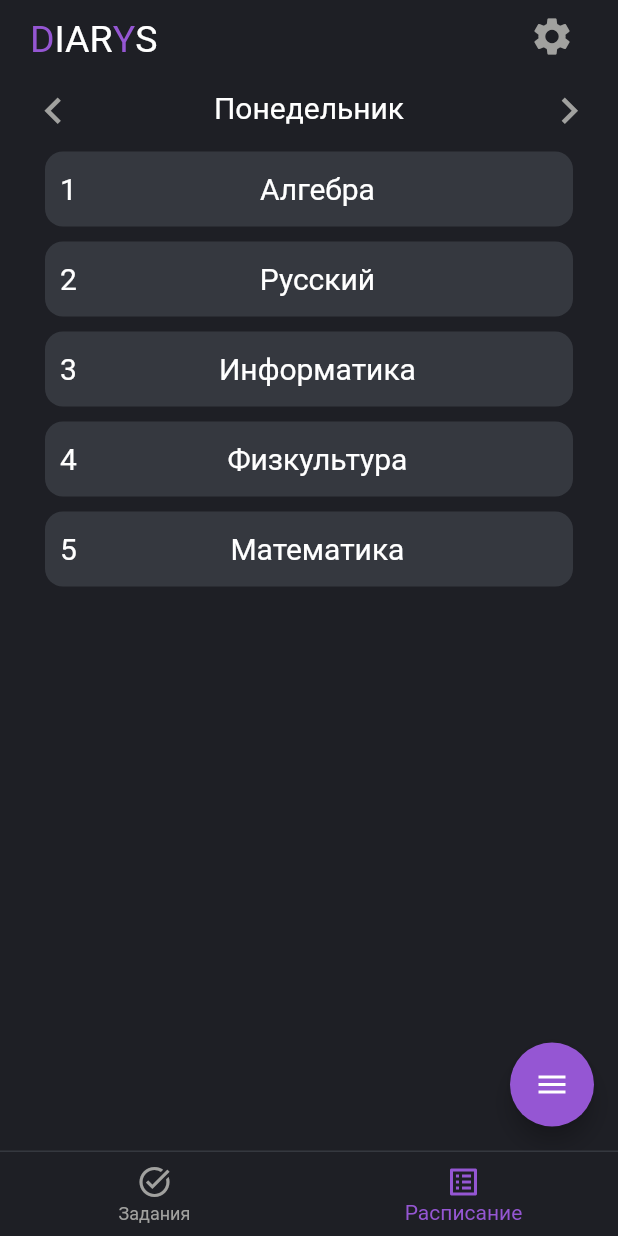
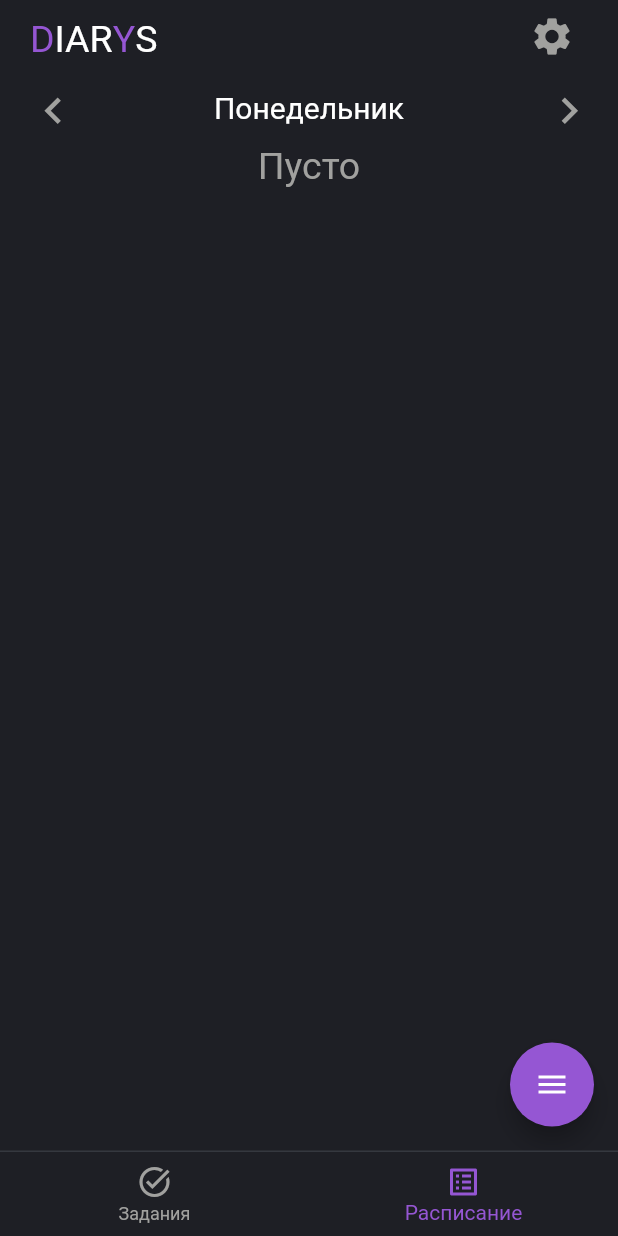
Before and after one commit to kwinso/Diarys, a Flutter app: the screen it shows after launch, item 2 of the bottom bar chosen, on a phone screen of 412 x 824 dp. Run offline on Flutter 3.47's test engine with Material 2 defaults, Android fonts, the phone set to English and light mode, and no system bars; drawn by our look-alikes of flutter_speed_dial; our stand-ins replace flutter_riverpod, flutter_swiper_null_safety, google_fonts, modal_bottom_sheet.

Commit message:
Basic state managment for schedule. Adding new lessons. Changed white theme colors a bit.

```diff
--- a/lib/main.dart
+++ b/lib/main.dart
@@ -1,12 +1,12 @@
 import 'package:diarys/components/app_bar.dart';
-import 'package:diarys/schedule.dart';
 import 'package:diarys/screens/schedule.dart';
 import 'package:diarys/screens/tasks.dart';
 import 'package:diarys/theme/themes.dart';
 import 'package:flutter/material.dart';
+import 'package:flutter_riverpod/flutter_riverpod.dart';
 
 void main() {
-  runApp(const App());
+  runApp(ProviderScope(child: App()));
 }
 
 @immutable
@@ -51,16 +51,7 @@ class _MainPageState extends State<MainPage> {
   int activeScreen = 0;
   final screens = <Widget>[
     TasksScreen(),
-    ScheduleScreen(
-        schedule: Schedule(List.generate(
-            7,
-            (index) => const ScheduleDay([
-                  "Алгебра",
-                  "Русский",
-                  "Информатика",
-                  "Физкультура",
-                  "Математика",
-                ]))))
+    ScheduleScreen(),
   ];
 
   @override
--- a/lib/schedule.dart
+++ /dev/null
@@ -1,11 +0,0 @@
-class ScheduleDay {
-  final List<String> lessons;
-
-  const ScheduleDay(this.lessons);
-}
-
-class Schedule {
-  final List<ScheduleDay> days;
-
-  const Schedule(this.days);
-}
--- a/lib/screens/schedule.dart
+++ b/lib/screens/schedule.dart
@@ -1,13 +1,14 @@
 import 'package:diarys/components/schedule/controls.dart';
 import 'package:diarys/components/schedule/lesson.dart';
-import 'package:diarys/schedule.dart';
+import 'package:diarys/components/schedule/fab.dart';
+import 'package:diarys/state/schedule.dart';
+import 'package:flutter_riverpod/flutter_riverpod.dart';
 import 'package:flutter_speed_dial/flutter_speed_dial.dart';
 import 'package:flutter/material.dart';
 import 'package:flutter_swiper_null_safety/flutter_swiper_null_safety.dart';
 
 class ScheduleScreen extends StatefulWidget {
-  final Schedule schedule;
-  ScheduleScreen({Key? key, required this.schedule}) : super(key: key);
+  ScheduleScreen({Key? key}) : super(key: key);
 
   @override
   State<ScheduleScreen> createState() => _ScheduleScreenState();
@@ -15,12 +16,18 @@ class ScheduleScreen extends StatefulWidget {
 
 class _ScheduleScreenState extends State<ScheduleScreen> {
   final SwiperController _swiperController = SwiperController();
-  ValueNotifier<bool> isDialOpen = ValueNotifier(false);
   int _index = 0;
 
   @override
   Widget build(BuildContext context) {
+    return Consumer(builder: (
+      context,
+      watch,
+      child,
+    ) {
+      final schedule = watch.watch(scheduleController);
       return Scaffold(
+          resizeToAvoidBottomInset: true,
           backgroundColor: Theme.of(context).backgroundColor,
           body: Padding(
               padding: const EdgeInsets.symmetric(horizontal: 10),
@@ -39,38 +46,28 @@ class _ScheduleScreenState extends State<ScheduleScreen> {
                       _index = idx;
                     }),
                     itemBuilder: (BuildContext ctx, int idx) {
+                      var day = schedule.days[idx];
                       return NotificationListener<OverscrollIndicatorNotification>(
                           onNotification: (overscroll) {
                             overscroll.disallowIndicator();
                             return false;
                           },
                           child: ListView(
-                          //    Column(
-                          // // mainAxisAlignment: MainAxisAlignment.center,
-                          // crossAxisAlignment: CrossAxisAlignment.center,
-                          children: widget.schedule.days[idx].lessons
+                              children: day.lessons.isNotEmpty
+                                  ? day.lessons
                                       .asMap()
                                       .entries
-                              .map((e) => ScheduleLesson(
-                                    name: e.value,
-                                    index: e.key,
-                                  ))
-                              .toList(),
-                          // children: [
-                          //   ScheduleLesson(),
-                          //   ScheduleLesson(),
-                          //   ScheduleLesson(),
-                          //   ScheduleLesson(),
-                          //   ScheduleLesson(),
-                          //   ScheduleLesson(),
-                          //   ScheduleLesson(),
-                          //   ScheduleLesson(),
-                          //   ScheduleLesson(),
-                          //   ScheduleLesson(),
-                          //   ScheduleLesson(),
-                          //   ScheduleLesson(),
-                          // ],
-                        ));
+                                      .map((e) => ScheduleLesson(index: e.key, name: e.value))
+                                      .toList()
+                                  : [
+                                      Text(
+                                        "Пусто",
+                                        textAlign: TextAlign.center,
+                                        style: TextStyle(
+                                            fontSize: 25,
+                                            color: Theme.of(context).colorScheme.tertiaryContainer),
+                                      )
+                                    ]));
                       // return Text(AppTexts.week.days[idx]);
                     },
                     itemCount: 7,
@@ -78,50 +75,9 @@ class _ScheduleScreenState extends State<ScheduleScreen> {
                   ))
                 ],
               )),
-        floatingActionButton: SpeedDial(
-          animatedIcon: AnimatedIcons.menu_close,
-          openCloseDial: isDialOpen,
-          overlayOpacity: 0,
-          spacing: 15,
-          spaceBetweenChildren: 15,
-          closeManually: false,
-          children: [
-            SpeedDialChild(
-                child: const Icon(Icons.add),
-                labelStyle: TextStyle(color: Theme.of(context).colorScheme.onPrimaryContainer),
-                labelBackgroundColor: Theme.of(context).colorScheme.primaryContainer,
-                backgroundColor: Theme.of(context).colorScheme.secondary,
-                label: 'Добавить предмет',
-                // TODO:
-                onTap: () {
-                  print('Add Tapped');
-                }),
-            SpeedDialChild(
-                child: const Icon(Icons.share_rounded),
-                labelStyle: TextStyle(color: Theme.of(context).colorScheme.onPrimaryContainer),
-                labelBackgroundColor: Theme.of(context).colorScheme.primaryContainer,
-                // foregroundColor: Theme.of(context).colorScheme.onPrimary,
-                backgroundColor: Theme.of(context).colorScheme.primaryContainer,
-                label: 'Поделиться',
-                // TODO:
-                onTap: () {
-                  print('Share Tapped');
-                }),
-          ],
+          floatingActionButton: ScheduleFAB(
+            day: _index,
           ));
-    // floatingActionButton: InkWell(
-    //     splashColor: Colors.blue,
-    //     onLongPress: () {
-    //       print("Long Press");
-    //       // handle your long press functionality here
-    //     },
-    //     child: FloatingActionButton(
-
-    //         // tooltip: "Добавить предмет",
-    //         onPressed: () => {},
-    //         child: const Icon(
-    //           Icons.menu,
-    //           // size: 35,
-    //         ))));
+    });
   }
 }
--- /dev/null
+++ b/lib/theme/colors.dart
@@ -0,0 +1,5 @@
+import 'package:flutter/rendering.dart';
+
+class AppColors {
+  static const green = const Color(0xFF4FC232);
+}
--- a/lib/theme/themes.dart
+++ b/lib/theme/themes.dart
@@ -12,9 +12,10 @@ class AppThemeData with ChangeNotifier {
   }
 
   static ThemeData get light {
-    const Color primary = Color.fromARGB(255, 223, 222, 222);
-    const Color bg = Color(0xFFFFFFFF);
-    const Color tertiary = Color(0xFF6D6A6A);
+    const primary = Color(0xFFDFDEDE);
+    const bg = Color(0xFFFFFFFF);
+    const tertiary = Color.fromARGB(255, 22, 21, 21);
+    const secondary = Color(0xFF9556D3);
 
     return ThemeData(
         splashColor: Colors.transparent,
@@ -25,10 +26,10 @@ class AppThemeData with ChangeNotifier {
         colorScheme: const ColorScheme(
           brightness: Brightness.dark,
           primary: primary,
-          primaryContainer: Color.fromARGB(255, 155, 155, 155),
+          primaryContainer: Color.fromARGB(255, 122, 122, 122),
           secondary: Color(0xFF9556D3),
           tertiary: tertiary,
-          tertiaryContainer: Color(0xFF797979),
+          tertiaryContainer: Color.fromARGB(255, 156, 156, 156),
           background: bg,
           onSecondary: Colors.white,
           onPrimaryContainer: Colors.white,
@@ -40,14 +41,16 @@ class AppThemeData with ChangeNotifier {
           surface: primary,
           onSurface: tertiary,
         ),
+        textSelectionTheme: TextSelectionThemeData(cursorColor: secondary),
         textTheme: const TextTheme(
                 bodyText2: TextStyle(color: tertiary), bodyText1: TextStyle(color: tertiary))
             .apply(bodyColor: tertiary, displayColor: tertiary));
   }
 
   static ThemeData get dark {
-    const Color primary = Color(0xFF35383F);
-    const Color bg = Color(0xFF1E1F25);
+    const primary = Color(0xFF35383F);
+    const bg = Color(0xFF1E1F25);
+    const secondary = Color(0xFF9556D3);
 
     return ThemeData(
         splashColor: Colors.transparent,
@@ -72,6 +75,7 @@ class AppThemeData with ChangeNotifier {
           surface: primary,
           onSurface: Colors.white,
         ),
+        textSelectionTheme: TextSelectionThemeData(cursorColor: secondary),
         scaffoldBackgroundColor: const Color(0xFF282B30),
         textTheme: const TextTheme(
                 bodyText2: TextStyle(color: Colors.white),
--- a/pubspec.yaml
+++ b/pubspec.yaml
@@ -36,6 +36,7 @@ dependencies:
     google_fonts: ^2.3.1
     flutter_swiper_null_safety: ^1.0.2
     flutter_speed_dial: ^5.0.0+1
+    flutter_riverpod: ^1.0.3
     modal_bottom_sheet: ^2.0.0
 
 dev_dependencies:
```
Also changed, not shown: lib/components/schedule/fab.dart (added, +160 -0 lines), lib/state/schedule.dart (added, +30 -0 lines), pubspec.lock. Lines whose indentation alone changed are shown as unchanged.
